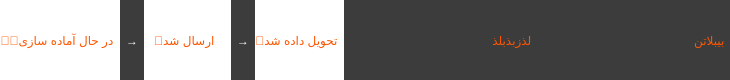
Before: the Qt Designer form FOOD/orderitemwidget.ui in pooratho/FOOD, drawn with Qt 5.
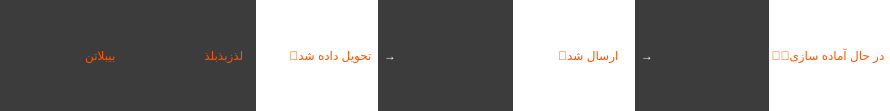
After: the same form once the commit is applied.

Patch:
```diff
--- a/FOOD/orderitemwidget.ui
+++ b/FOOD/orderitemwidget.ui
@@ -6,8 +6,8 @@
    <rect>
     <x>0</x>
     <y>0</y>
-    <width>730</width>
-    <height>80</height>
+    <width>890</width>
+    <height>111</height>
    </rect>
   </property>
   <property name="windowTitle">
@@ -23,20 +23,40 @@
     <rect>
      <x>0</x>
      <y>0</y>
-     <width>731</width>
-     <height>81</height>
+     <width>891</width>
+     <height>111</height>
     </rect>
    </property>
    <layout class="QHBoxLayout" name="horizontalLayout">
     <item>
      <layout class="QHBoxLayout" name="horizontalLayout_2">
       <item>
-       <widget class="QLabel" name="label_4">
+       <widget class="QLabel" name="labelRestaurant">
+        <property name="layoutDirection">
+         <enum>Qt::LayoutDirection::RightToLeft</enum>
+        </property>
+        <property name="text">
+         <string>  بیبلاتن</string>
+        </property>
+       </widget>
+      </item>
+      <item>
+       <widget class="QLabel" name="labelFoods">
+        <property name="layoutDirection">
+         <enum>Qt::LayoutDirection::RightToLeft</enum>
+        </property>
+        <property name="text">
+         <string>  لذزبذبلذ</string>
+        </property>
+       </widget>
+      </item>
+      <item>
+       <widget class="QLabel" name="labelDelivered">
         <property name="styleSheet">
          <string notr="true">background-color: rgb(255, 255, 255);</string>
         </property>
         <property name="text">
-         <string>  در حال آماده سازی🧑‍🍳</string>
+         <string>  تحویل داده شد🤝</string>
         </property>
        </widget>
       </item>
@@ -78,32 +98,12 @@
          <string notr="true">background-color: rgb(255, 255, 255);</string>
         </property>
         <property name="text">
-         <string>  تحویل داده شد🤝</string>
+         <string>  در حال آماده سازی🧑‍🍳</string>
         </property>
        </widget>
       </item>
      </layout>
     </item>
-    <item>
-     <widget class="QLabel" name="name">
-      <property name="layoutDirection">
-       <enum>Qt::LayoutDirection::RightToLeft</enum>
-      </property>
-      <property name="text">
-       <string>  لذزبذبلذ</string>
-      </property>
-     </widget>
-    </item>
-    <item>
-     <widget class="QLabel" name="code">
-      <property name="layoutDirection">
-       <enum>Qt::LayoutDirection::RightToLeft</enum>
-      </property>
-      <property name="text">
-       <string>  بیبلاتن</string>
-      </property>
-     </widget>
-    </item>
    </layout>
   </widget>
  </widget>
```
Left out of the diff: 8 changed lines with no effect on the pictures.
